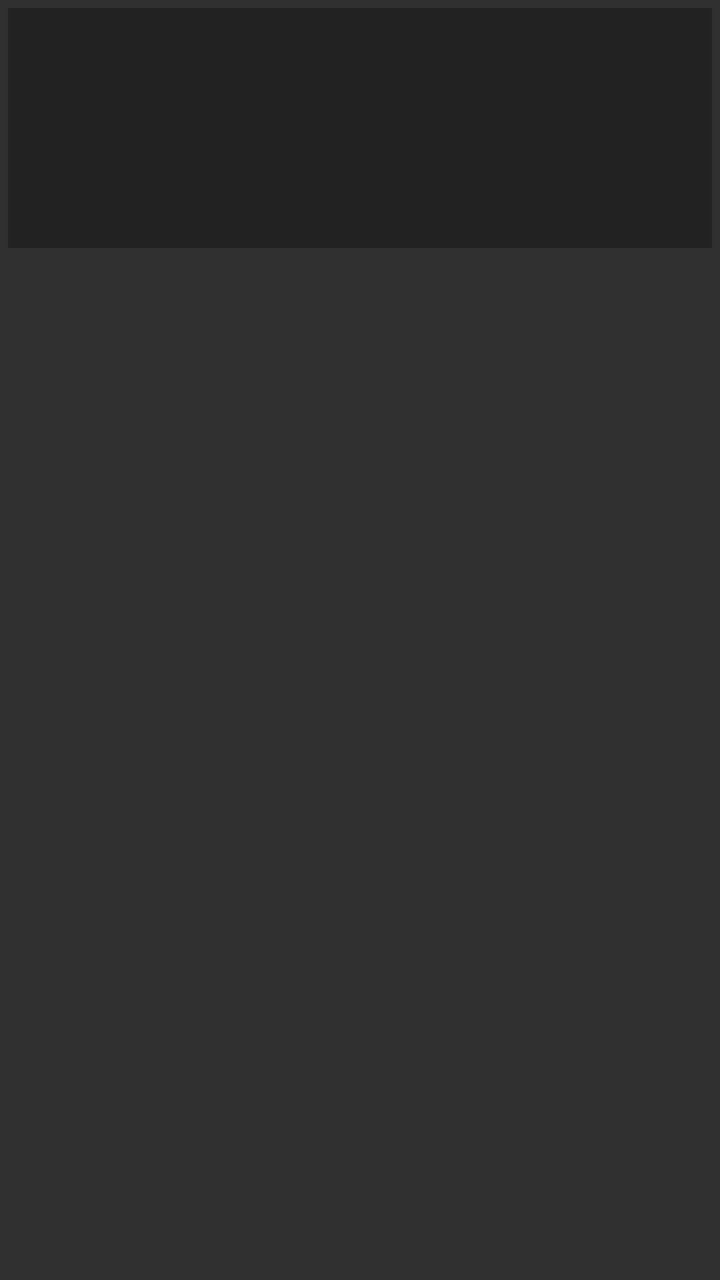
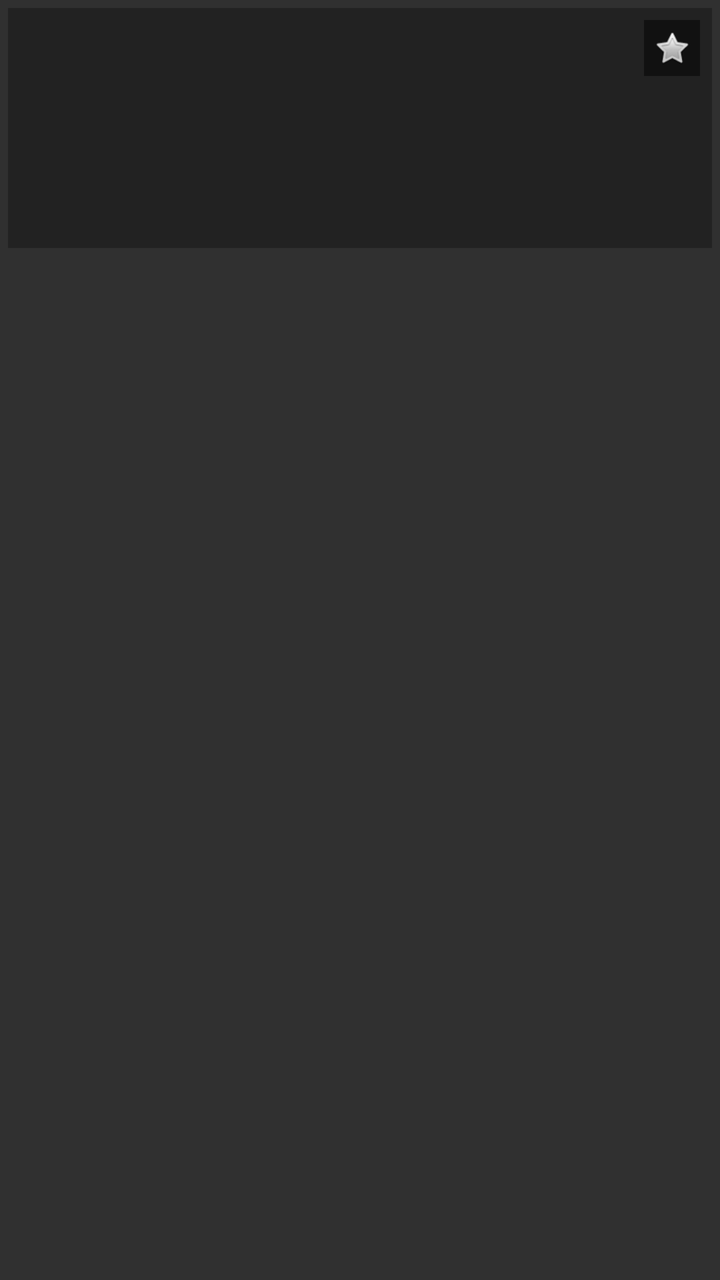

Before-and-after screenshots of an Android layout around one commit, followed by the original layout XML and the change that was made.
<!-- AndroidManifest.xml: application theme Theme.AppCompat.NoActionBar -->
<!-- res/layout/item_folder.xml -->
<?xml version="1.0" encoding="utf-8"?>
<LinearLayout xmlns:android="http://schemas.android.com/apk/res/android"
    android:layout_width="match_parent"
    android:layout_height="wrap_content"
    android:orientation="vertical"
    android:padding="4dp">

    <ImageView
        android:id="@+id/imgThumbnail"
        android:layout_width="match_parent"
        android:layout_height="120dp"
        android:scaleType="centerCrop"
        android:background="#222222" />

    <TextView
        android:id="@+id/txtFolderName"
        android:layout_width="match_parent"
        android:layout_height="wrap_content"
        android:textColor="@android:color/white"
        android:textSize="13sp"
        android:textStyle="bold"
        android:maxLines="1"
        android:layout_marginTop="2dp" />

    <TextView
        android:id="@+id/txtItemCount"
        android:layout_width="match_parent"
        android:layout_height="wrap_content"
        android:textColor="#AAAAAA"
        android:textSize="11sp" />

</LinearLayout>
<!-- resources referenced by this layout -->
<resources>

</resources>

<!-- the commit's change to res/layout/item_folder.xml (unified diff, before → after) -->
@@ -1,5 +1,5 @@
 <?xml version="1.0" encoding="utf-8"?>
-<LinearLayout xmlns:android="http://schemas.android.com/apk/res/android"
+<RelativeLayout xmlns:android="http://schemas.android.com/apk/res/android"
     android:layout_width="match_parent"
     android:layout_height="wrap_content"
     android:orientation="vertical"
@@ -12,10 +12,23 @@
         android:scaleType="centerCrop"
         android:background="#222222" />
 
+    
+    <ImageView
+        android:id="@+id/btnHeart"
+        android:layout_width="28dp"
+        android:layout_height="28dp"
+        android:layout_alignParentTop="true"
+        android:layout_alignParentEnd="true"
+        android:layout_margin="6dp"
+        android:padding="4dp"
+        android:src="@android:drawable/btn_star_big_off"
+        android:background="#80000000" />
+
     <TextView
         android:id="@+id/txtFolderName"
         android:layout_width="match_parent"
         android:layout_height="wrap_content"
+        android:layout_below="@id/imgThumbnail"
         android:textColor="@android:color/white"
         android:textSize="13sp"
         android:textStyle="bold"
@@ -26,7 +39,8 @@
         android:id="@+id/txtItemCount"
         android:layout_width="match_parent"
         android:layout_height="wrap_content"
+        android:layout_below="@id/txtFolderName"
         android:textColor="#AAAAAA"
         android:textSize="11sp" />
 
-</LinearLayout>
+</RelativeLayout>
